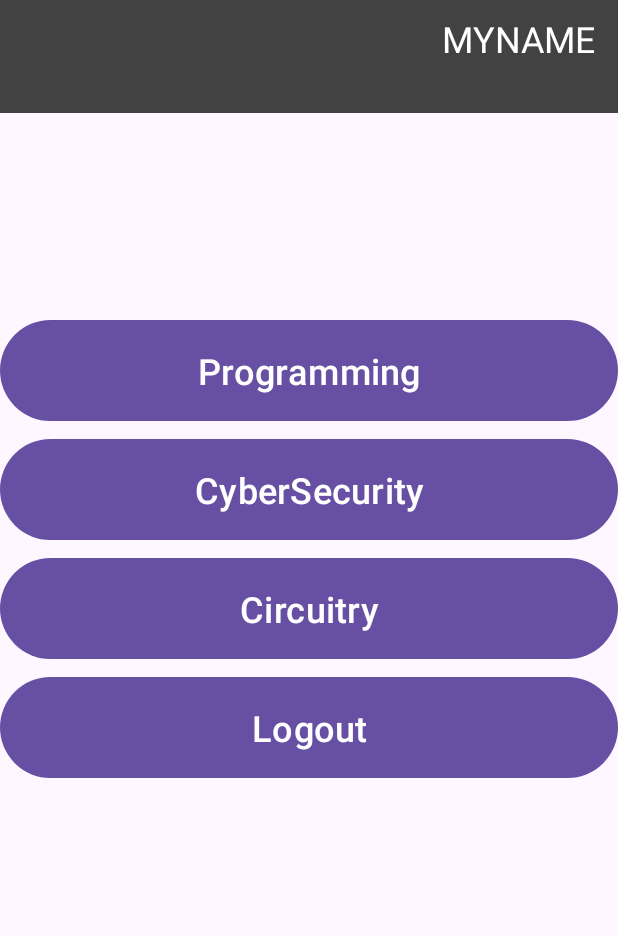
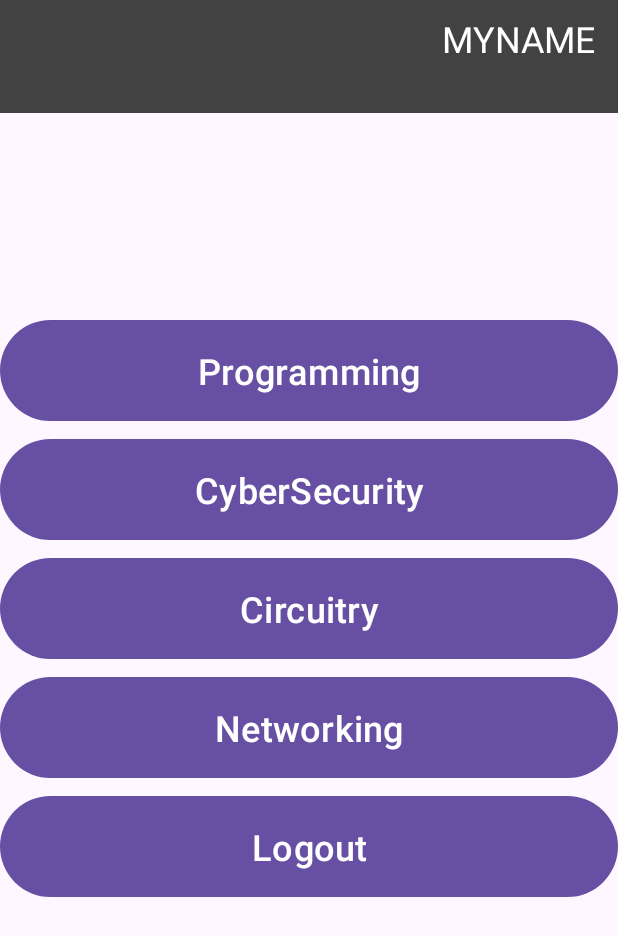
Before and after one commit to dorta-csumb/CyberSurvivalJava, an Android app: the LandingPage screen opened directly, with no data from a screen before it, on a phone screen of 412 x 824 dp. Shown: the top 936 px of the screen. Run offline under Robolectric (Android 15) with nearby library versions, the phone set to English and light mode, and no system bars; our stand-ins replace Room's generated code.

Commit message:
Feat: Added Networking button to Landing Page UI

```diff
--- a/app/src/main/res/layout/activity_landing_page.xml
+++ b/app/src/main/res/layout/activity_landing_page.xml
@@ -61,6 +61,17 @@
         app:layout_constraintTop_toBottomOf="@id/cybersecurityButton" />
 
     <Button
+        android:id="@+id/networkingButton"
+        android:layout_width="match_parent"
+        android:layout_height="75dp"
+        android:layout_marginTop="4dp"
+        android:text="Networking"
+        android:textSize="24sp"
+        app:layout_constraintEnd_toEndOf="parent"
+        app:layout_constraintStart_toStartOf="parent"
+        app:layout_constraintTop_toBottomOf="@id/circuitryButton" />
+
+    <Button
         android:id="@+id/logoutButton"
         android:layout_width="match_parent"
         android:layout_height="75dp"
@@ -69,7 +80,7 @@
         android:textSize="24sp"
         app:layout_constraintEnd_toEndOf="parent"
         app:layout_constraintStart_toStartOf="parent"
-        app:layout_constraintTop_toBottomOf="@id/circuitryButton" />
+        app:layout_constraintTop_toBottomOf="@id/networkingButton" />
 
     <Button
         android:id="@+id/adminButton"
```
